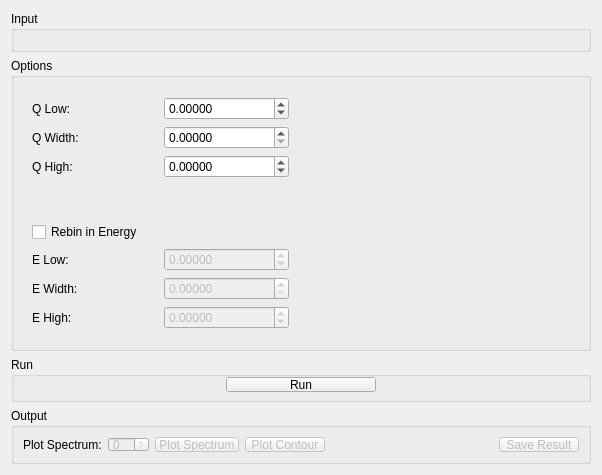
First picture: the form in qt/scientific_interfaces/Indirect/IndirectSqw.ui, repository mantidproject/mantid, before the edit.
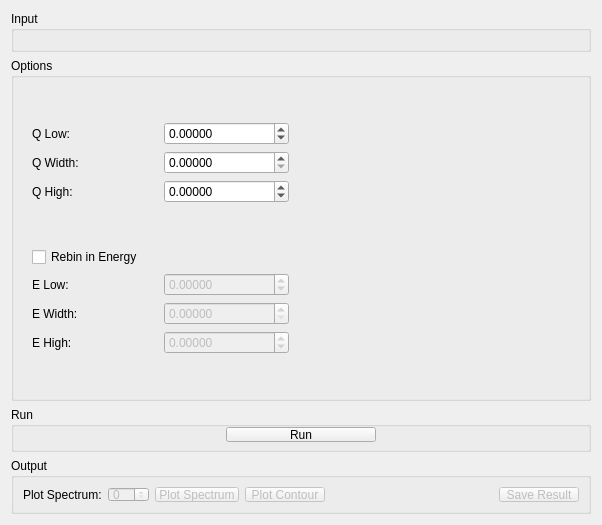
Second picture: the form after the edit. Custom widgets are drawn as their Qt base class.

```diff
--- a/qt/scientific_interfaces/Indirect/IndirectSqw.ui
+++ b/qt/scientific_interfaces/Indirect/IndirectSqw.ui
@@ -7,7 +7,7 @@
     <x>0</x>
     <y>0</y>
     <width>602</width>
-    <height>475</height>
+    <height>525</height>
    </rect>
   </property>
   <property name="minimumSize">
```
Left out of the diff: 2 changed lines with no effect on the pictures.
